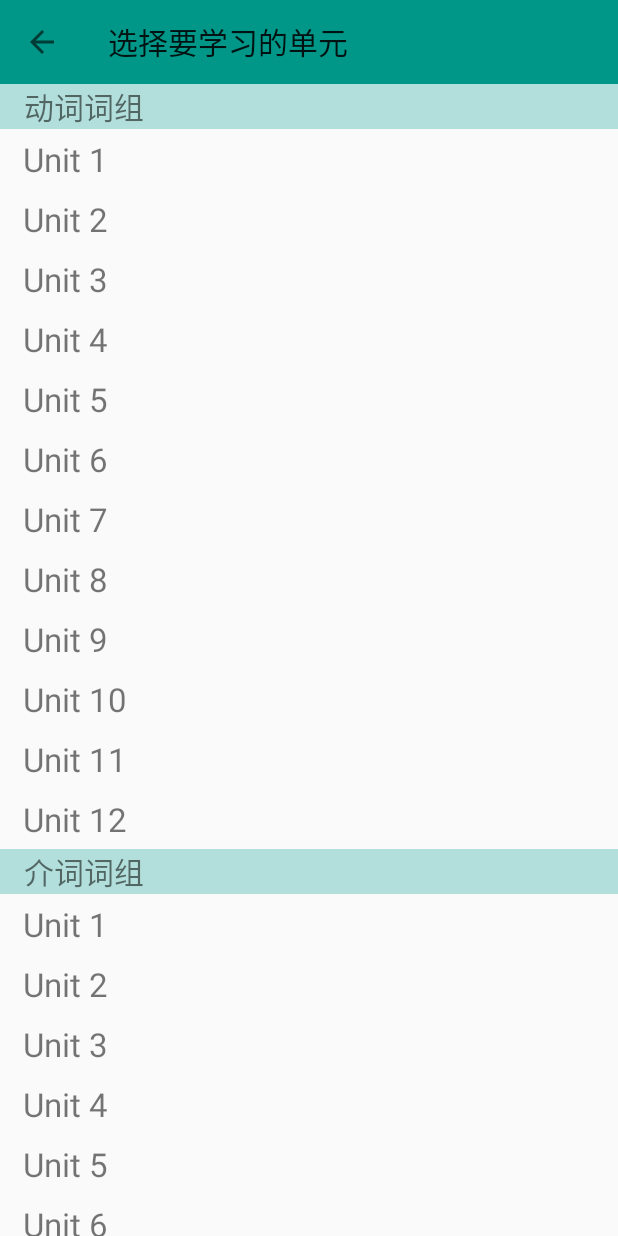
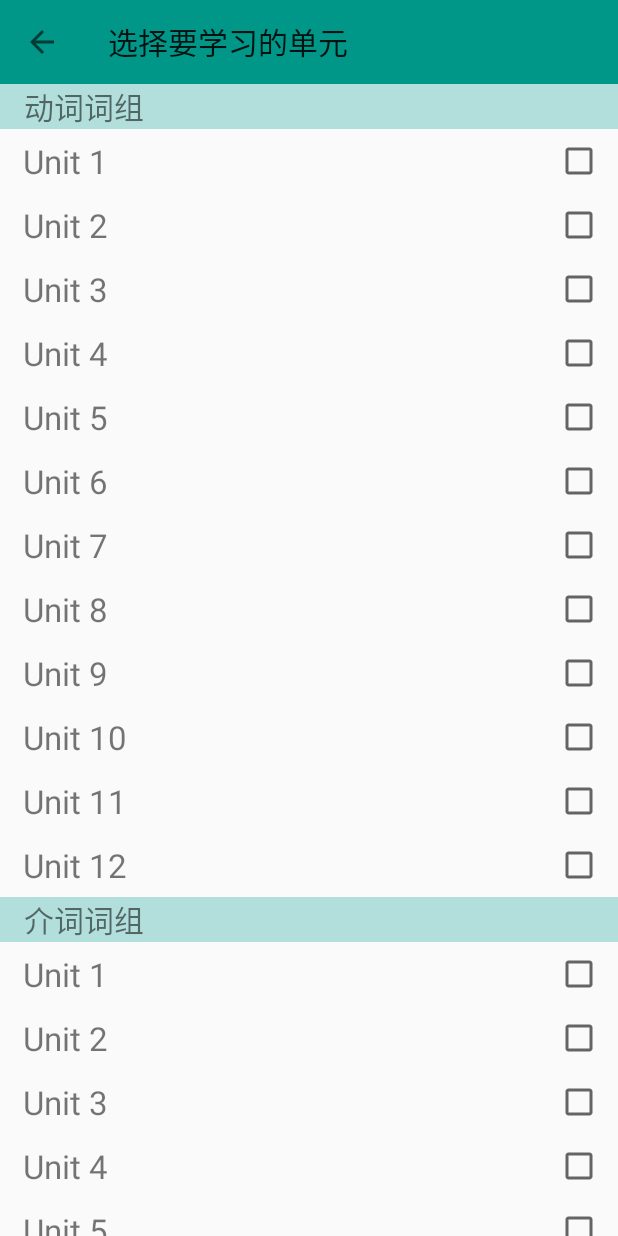
Before and after one commit to helloliuyiming/Cet46PhraseApp, an Android app: the SelectFragment screen opened through its navigation route, on a phone screen of 412 x 824 dp. Run offline under Robolectric (Android 15) with nearby library versions, the light colour scheme and no system bars; our stand-ins replace Room's generated code, RxJava, data binding.

Commit message:
基本功能已完成

```diff
--- a/app/src/main/java/com/example/cet46phrase/fragment/MainFragment.kt
+++ b/app/src/main/java/com/example/cet46phrase/fragment/MainFragment.kt
@@ -4,6 +4,7 @@ import android.content.Context
 import android.os.Bundle
 import android.util.Log
 import android.view.*
+import android.view.inputmethod.InputMethodManager
 import android.widget.ImageView
 import android.widget.ProgressBar
 import android.widget.TextView
@@ -259,6 +260,9 @@ class MainFragment : Fragment() {
                 dataBinding.rvSearchPhrase.visibility = View.VISIBLE
             }else{
                 dataBinding.rvSearchPhrase.visibility = View.GONE
+                //TODO close keyboard
+                val inputMethodManager = requireActivity().getSystemService(Context.INPUT_METHOD_SERVICE) as InputMethodManager
+                inputMethodManager.hideSoftInputFromWindow(v.windowToken,0)
             }
         }
         dataBinding.searchView.setOnQueryTextListener(object :SearchView.OnQueryTextListener{
@@ -266,8 +270,7 @@ class MainFragment : Fragment() {
                 return true
             }
             override fun onQueryTextChange(newText: String?): Boolean {
-                Log.i("main","searchView.newText:$newText")
-                if (newText != null) {
+                if (newText != null&& newText.isNotEmpty()) {
                     viewModel.searchPhraseByKeyWord(newText)
                 }else{
                     viewModel.searchPhrasesLiveData.value = null
--- a/app/src/main/res/layout/item_phrase_unit.xml
+++ b/app/src/main/res/layout/item_phrase_unit.xml
@@ -57,6 +57,6 @@
             android:id="@+id/checkbox"
             android:layout_width="wrap_content"
             android:layout_height="wrap_content"
-            android:visibility="gone"/>
+            android:visibility="visible"/>
     </LinearLayout>
 </FrameLayout>
```
Also changed, not shown: app/src/main/java/com/example/cet46phrase/fragment/SelectFragment.kt (+0 -33 lines).
